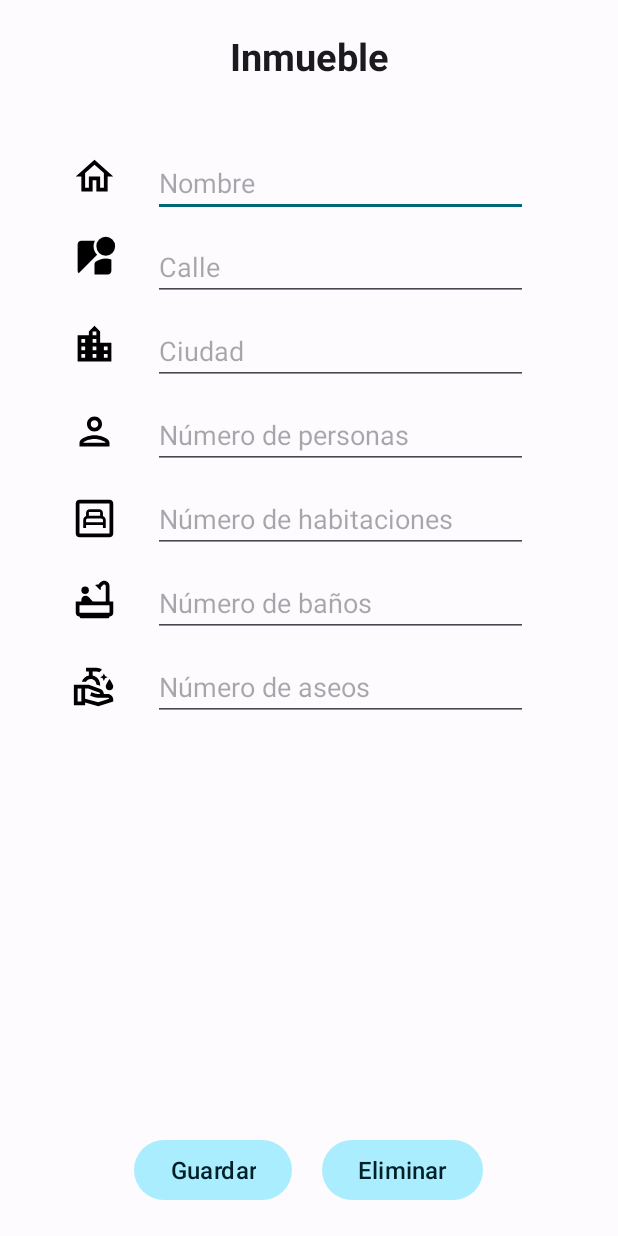
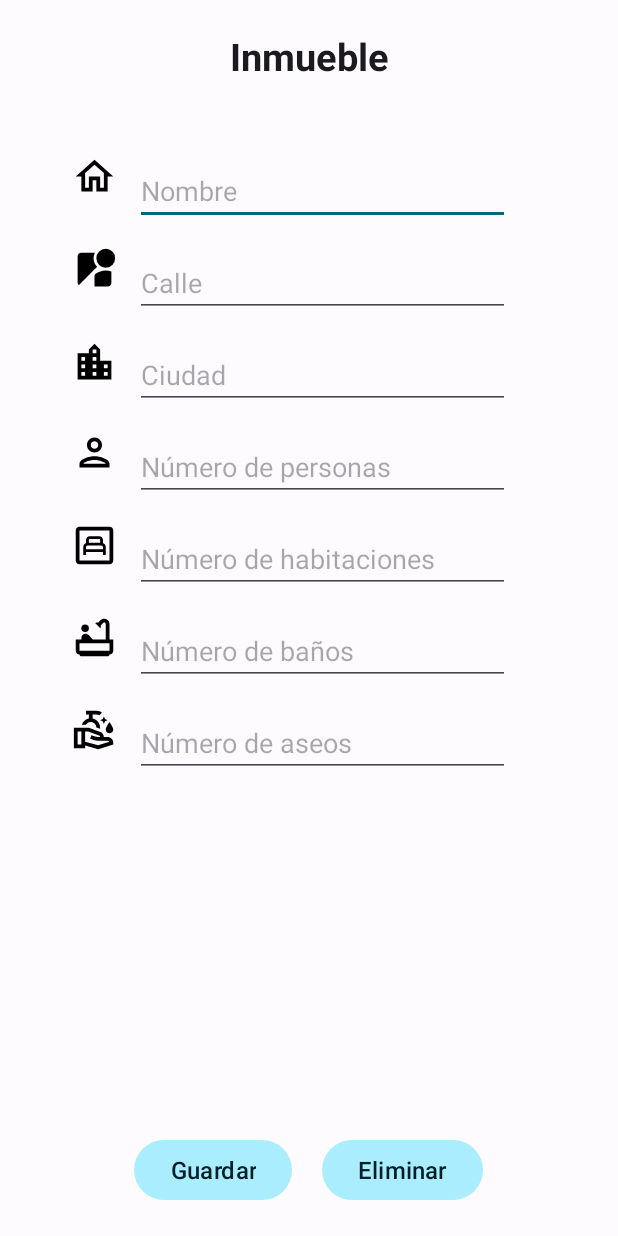
Before and after one commit to moisesmuar/AppAlquiler, an Android app: the layout fragment_inmuebles_form.xml on its own in the app's theme, with its tools: preview values and no code run, on a phone screen of 412 x 824 dp. Run offline under Robolectric (Android 15) with nearby library versions, the phone set to English and light mode, and no system bars.

Commit message:
arreglos login logout + layouts formularios + formato calendarios horizontales

```diff
--- a/app/src/main/java/com/example/appalquiler/API/RetrofitClient.java
+++ b/app/src/main/java/com/example/appalquiler/API/RetrofitClient.java
@@ -14,7 +14,7 @@ public class RetrofitClient {
     private static  final String BASE_URL = "http://10.0.2.2:8082/alquiler/";
 
     // Para ejecución en servidor de producción.
-    private static  final String SERVIDOR_URL = "http://123.45.67.89:8082/alquiler/";
+    //private static  final String BASE_URL = "http://3.143.50.153:8082/alquiler/";
 
     private static RetrofitClient mInstance;
     private Retrofit retrofit;
--- a/app/src/main/java/com/example/appalquiler/Miscelanea/CalendarAdapter.java
+++ b/app/src/main/java/com/example/appalquiler/Miscelanea/CalendarAdapter.java
@@ -65,7 +65,6 @@ public class CalendarAdapter extends RecyclerView.Adapter<CalendarViewHolder>
         String dia = daysOfMonth.get( position ); // Obtener el día correspondiente a esta posición en la lista
         holder.dayOfMonth.setText( dia );
 
-
         if ( alquileresList != null  &&  dia != null  &&  !dia.isEmpty() ) {
 
             int monthvisionado = selectedDate.getMonthValue(); // mes actual entero (1-12)
--- a/app/src/main/res/layout/fragment_inmuebles_form.xml
+++ b/app/src/main/res/layout/fragment_inmuebles_form.xml
@@ -27,8 +27,8 @@
     <EditText
         android:id="@+id/editTextNombre"
         android:layout_width="250dp"
-        android:layout_height="40dp"
-        android:layout_marginStart="24dp"
+        android:layout_height="wrap_content"
+        android:layout_marginStart="12dp"
         android:layout_marginTop="50dp"
         android:hint="Nombre"
         app:layout_constraintStart_toEndOf="@+id/imageView11"
@@ -37,8 +37,8 @@
     <EditText
         android:id="@+id/editTextNumBanos"
         android:layout_width="250dp"
-        android:layout_height="40dp"
-        android:layout_marginStart="24dp"
+        android:layout_height="wrap_content"
+        android:layout_marginStart="12dp"
         android:layout_marginTop="16dp"
         android:hint="Número de baños"
         android:inputType="number"
@@ -48,8 +48,8 @@
     <EditText
         android:id="@+id/editTextCalle"
         android:layout_width="250dp"
-        android:layout_height="40dp"
-        android:layout_marginStart="24dp"
+        android:layout_height="wrap_content"
+        android:layout_marginStart="12dp"
         android:layout_marginTop="16dp"
         android:hint="Calle"
         app:layout_constraintStart_toEndOf="@+id/imageView12"
@@ -58,8 +58,8 @@
     <EditText
         android:id="@+id/editTextNumAseos"
         android:layout_width="250dp"
-        android:layout_height="40dp"
-        android:layout_marginStart="24dp"
+        android:layout_height="wrap_content"
+        android:layout_marginStart="12dp"
         android:layout_marginTop="16dp"
         android:hint="Número de aseos"
         android:inputType="number"
@@ -71,7 +71,7 @@
         android:layout_width="30dp"
         android:layout_height="30dp"
         android:layout_marginStart="48dp"
-        android:layout_marginTop="24dp"
+        android:layout_marginTop="32dp"
         android:src="@drawable/streetview_black_24dp"
         app:layout_constraintStart_toStartOf="parent"
         app:layout_constraintTop_toBottomOf="@+id/imageView11" />
@@ -79,8 +79,8 @@
     <EditText
         android:id="@+id/editTextNumPersonas"
         android:layout_width="250dp"
-        android:layout_height="40dp"
-        android:layout_marginStart="24dp"
+        android:layout_height="wrap_content"
+        android:layout_marginStart="12dp"
         android:layout_marginTop="16dp"
         android:hint="Número de personas"
         android:inputType="number"
@@ -90,8 +90,8 @@
     <EditText
         android:id="@+id/editTextNumHabitaciones"
         android:layout_width="250dp"
-        android:layout_height="40dp"
-        android:layout_marginStart="24dp"
+        android:layout_height="wrap_content"
+        android:layout_marginStart="12dp"
         android:layout_marginTop="16dp"
         android:hint="Número de habitaciones"
         android:inputType="number"
@@ -103,7 +103,7 @@
         android:layout_width="30dp"
         android:layout_height="30dp"
         android:layout_marginStart="48dp"
-        android:layout_marginTop="28dp"
+        android:layout_marginTop="32dp"
         android:src="@drawable/bedroom_child_black_24dp"
         app:layout_constraintStart_toStartOf="parent"
         app:layout_constraintTop_toBottomOf="@+id/imageView14" />
@@ -123,7 +123,7 @@
         android:layout_width="30dp"
         android:layout_height="30dp"
         android:layout_marginStart="48dp"
-        android:layout_marginTop="28dp"
+        android:layout_marginTop="30dp"
         android:src="@drawable/person_black_24dp"
         app:layout_constraintStart_toStartOf="parent"
         app:layout_constraintTop_toBottomOf="@+id/imageView13" />
@@ -131,8 +131,8 @@
     <EditText
         android:id="@+id/editTextCiudad"
         android:layout_width="250dp"
-        android:layout_height="40dp"
-        android:layout_marginStart="24dp"
+        android:layout_height="wrap_content"
+        android:layout_marginStart="12dp"
         android:layout_marginTop="16dp"
         android:hint="Ciudad"
         app:layout_constraintStart_toEndOf="@+id/imageView13"
@@ -143,7 +143,7 @@
         android:layout_width="30dp"
         android:layout_height="30dp"
         android:layout_marginStart="48dp"
-        android:layout_marginTop="28dp"
+        android:layout_marginTop="31dp"
         android:src="@drawable/clean_hands_black_24dp"
         app:layout_constraintStart_toStartOf="parent"
         app:layout_constraintTop_toBottomOf="@+id/imageView17" />
@@ -153,21 +153,21 @@
         android:layout_width="30dp"
         android:layout_height="30dp"
         android:layout_marginStart="48dp"
-        android:layout_marginTop="28dp"
+        android:layout_marginTop="32dp"
         android:src="@drawable/location_city_black_24dp"
         app:layout_constraintStart_toStartOf="parent"
         app:layout_constraintTop_toBottomOf="@+id/imageView12" />
+
 
     <ImageView
         android:id="@+id/imageView17"
         android:layout_width="30dp"
         android:layout_height="30dp"
         android:layout_marginStart="48dp"
-        android:layout_marginTop="24dp"
+        android:layout_marginTop="31dp"
         android:src="@drawable/bathtub_black_24dp"
         app:layout_constraintStart_toStartOf="parent"
         app:layout_constraintTop_toBottomOf="@+id/imageView15" />
-
 
     <LinearLayout
         android:id="@+id/lyBotones"
```
Also changed, not shown: app/src/main/java/com/example/appalquiler/Fragmentos/LogOutFragment.java (+4 -8 lines), app/src/main/java/com/example/appalquiler/MainActivity.java (+10 -0 lines), app/src/main/java/com/example/appalquiler/Miscelanea/CalendarHorizontalAdapter.java (+11 -12 lines), app/src/main/java/com/example/appalquiler/SharedPreferencesManager.java (+3 -11 lines), app/src/main/res/layout/fragment_alquileres_form.xml (+18 -18 lines).
